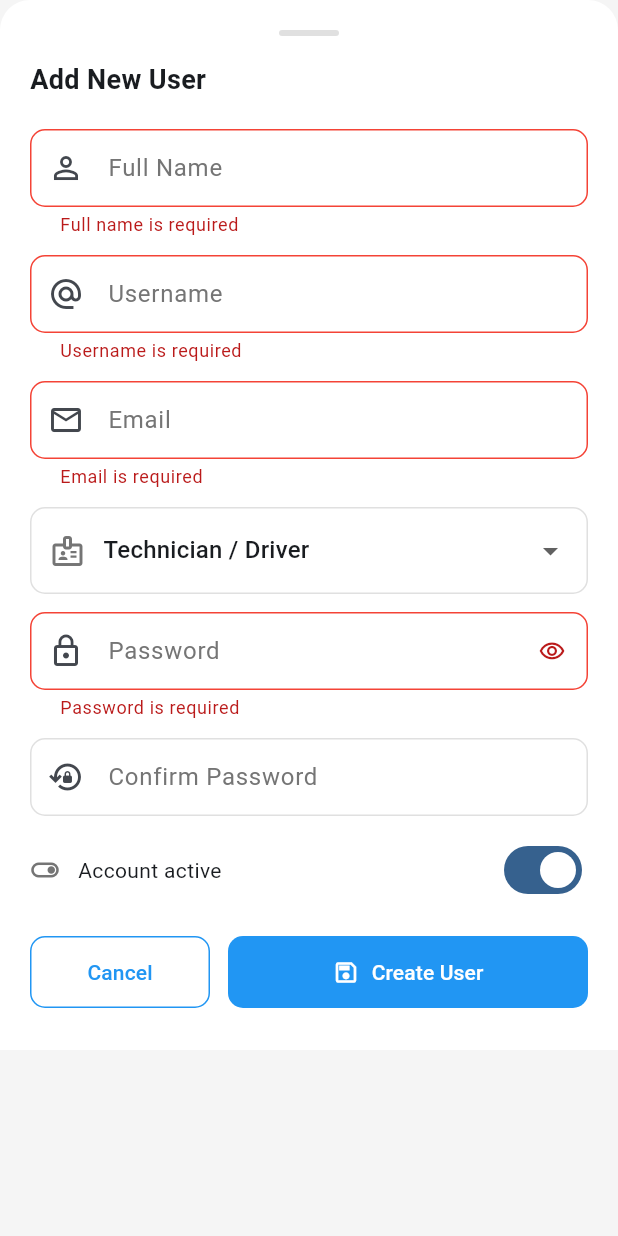
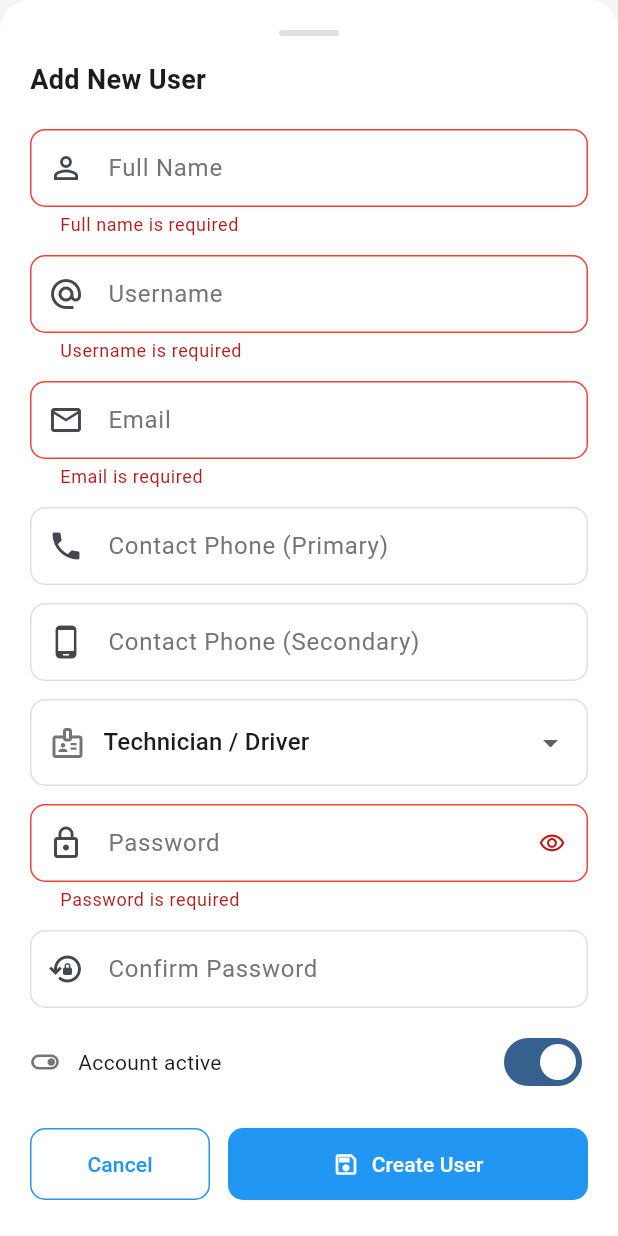
Before and after one commit to Olwethu-Dlamini/Fleet_System, a Flutter app: the _UserFormSheet widget shown alone on an empty page, opened directly with empty values, after a tap on "Create User", on a phone screen of 412 x 824 dp. Run offline on Flutter 3.47's test engine with Material 3 defaults, Android fonts, the light colour scheme and no system bars; our stand-ins replace shared_preferences; accounts and stored records are empty; network calls fail.

Commit message:
feat(02-02): add phone fields, tap-to-call, and permission gating to users screen
- Add url_launcher import for tel: URI handling
- Add primary and secondary phone TextFormFields with +268 hint
- Pre-fill phone fields in edit mode from user.contactPhone
- Pass phone values to createUser and updateUser
- Show phone numbers on user list card with tap-to-call InkWell
- Gate FAB (users:create), edit/password (users:update), deactivate (users:delete)
- Replace isAdmin screen guard with hasPermission('users:read')
- Add tel intent query in AndroidManifest.xml for Android 11+
- Add LSApplicationQueriesSchemes tel in iOS Info.plist

```diff
--- a/vehicle_scheduling_app/lib/screens/users/users_screen.dart
+++ b/vehicle_scheduling_app/lib/screens/users/users_screen.dart
@@ -13,6 +13,7 @@
 
 import 'package:flutter/material.dart';
 import 'package:provider/provider.dart';
+import 'package:url_launcher/url_launcher.dart';
 import 'package:vehicle_scheduling_app/config/theme.dart';
 import 'package:vehicle_scheduling_app/models/user.dart';
 import 'package:vehicle_scheduling_app/providers/auth_provider.dart';
@@ -252,8 +253,8 @@ class _UsersScreenState extends State<UsersScreen> {
   Widget build(BuildContext context) {
     final auth = context.watch<AuthProvider>();
 
-    // Non-admins shouldn't reach this screen, but safety net
-    if (!auth.isAdmin) {
+    // Users without read permission shouldn't reach this screen, but safety net
+    if (!auth.hasPermission('users:read')) {
       return Scaffold(
         appBar: AppBar(title: const Text('Users')),
         body: const Center(
@@ -263,7 +264,7 @@ class _UsersScreenState extends State<UsersScreen> {
               Icon(Icons.lock_outline, size: 60, color: AppTheme.textHint),
               SizedBox(height: 16),
               Text(
-                'Admin access required.',
+                'Access restricted.',
                 style: TextStyle(color: AppTheme.textSecondary),
               ),
             ],
@@ -359,17 +360,21 @@ class _UsersScreenState extends State<UsersScreen> {
                         onToggleActive: () => _toggleActive(filtered[i]),
                         onResetPassword: () => _resetPassword(filtered[i]),
                         isSelf: auth.user?.id == filtered[i].id,
+                        canUpdate: auth.hasPermission('users:update'),
+                        canDelete: auth.hasPermission('users:delete'),
                       ),
                     ),
                   ),
           ),
         ],
       ),
-      floatingActionButton: FloatingActionButton.extended(
+      floatingActionButton: auth.hasPermission('users:create')
+          ? FloatingActionButton.extended(
               onPressed: () => _openForm(),
               icon: const Icon(Icons.person_add_outlined),
               label: const Text('Add User'),
-      ),
+            )
+          : null,
     );
   }
 
@@ -453,6 +458,8 @@ class _UserCard extends StatelessWidget {
   final VoidCallback onToggleActive;
   final VoidCallback onResetPassword;
   final bool isSelf;
+  final bool canUpdate;
+  final bool canDelete;
 
   const _UserCard({
     required this.user,
@@ -463,6 +470,8 @@ class _UserCard extends StatelessWidget {
     required this.onToggleActive,
     required this.onResetPassword,
     required this.isSelf,
+    required this.canUpdate,
+    required this.canDelete,
   });
 
   @override
@@ -579,6 +588,60 @@ class _UserCard extends StatelessWidget {
                           color: AppTheme.textSecondary,
                         ),
                       ),
+                      if (user.contactPhone != null &&
+                          user.contactPhone!.isNotEmpty) ...[
+                        const SizedBox(height: 3),
+                        InkWell(
+                          onTap: () => launchUrl(
+                            Uri.parse('tel:${user.contactPhone}'),
+                          ),
+                          child: Row(
+                            mainAxisSize: MainAxisSize.min,
+                            children: [
+                              const Icon(
+                                Icons.phone,
+                                size: 14,
+                                color: Colors.blue,
+                              ),
+                              const SizedBox(width: 4),
+                              Text(
+                                user.contactPhone!,
+                                style: const TextStyle(
+                                  color: Colors.blue,
+                                  fontSize: 13,
+                                ),
+                              ),
+                            ],
+                          ),
+                        ),
+                      ],
+                      if (user.contactPhoneSecondary != null &&
+                          user.contactPhoneSecondary!.isNotEmpty) ...[
+                        const SizedBox(height: 2),
+                        InkWell(
+                          onTap: () => launchUrl(
+                            Uri.parse('tel:${user.contactPhoneSecondary}'),
+                          ),
+                          child: Row(
+                            mainAxisSize: MainAxisSize.min,
+                            children: [
+                              const Icon(
+                                Icons.phone_android,
+                                size: 14,
+                                color: Colors.blue,
+                              ),
+                              const SizedBox(width: 4),
+                              Text(
+                                user.contactPhoneSecondary!,
+                                style: const TextStyle(
+                                  color: Colors.blue,
+                                  fontSize: 13,
+                                ),
+                              ),
+                            ],
+                          ),
+                        ),
+                      ],
                       if (!isActive) ...[
                         const SizedBox(height: 4),
                         const Row(
@@ -612,7 +675,8 @@ class _UserCard extends StatelessWidget {
             Row(
               mainAxisAlignment: MainAxisAlignment.end,
               children: [
-                // Reset password
+                // Reset password (requires update permission)
+                if (canUpdate)
                   _actionBtn(
                     icon: Icons.lock_reset_outlined,
                     label: 'Password',
@@ -620,8 +684,8 @@ class _UserCard extends StatelessWidget {
                     onPressed: onResetPassword,
                   ),
 
-                // Activate / Deactivate (not self)
-                if (!isSelf)
+                // Activate / Deactivate (not self, requires delete permission)
+                if (!isSelf && canDelete)
                   _actionBtn(
                     icon: isActive
                         ? Icons.person_off_outlined
@@ -633,7 +697,8 @@ class _UserCard extends StatelessWidget {
                     onPressed: onToggleActive,
                   ),
 
-                // Edit
+                // Edit (requires update permission)
+                if (canUpdate)
                   _actionBtn(
                     icon: Icons.edit_outlined,
                     label: 'Edit',
@@ -686,6 +751,8 @@ class _UserFormSheetState extends State<_UserFormSheet> {
   final _emailCtrl = TextEditingController();
   final _passCtrl = TextEditingController();
   final _confirmCtrl = TextEditingController();
+  final _phoneCtrl = TextEditingController();
+  final _phoneSecondaryCtrl = TextEditingController();
 
   String _role = 'technician';
   bool _isActive = true;
@@ -707,6 +774,8 @@ class _UserFormSheetState extends State<_UserFormSheet> {
       _emailCtrl.text = u.email;
       _role = u.role;
       _isActive = u.isActive;
+      _phoneCtrl.text = u.contactPhone ?? '';
+      _phoneSecondaryCtrl.text = u.contactPhoneSecondary ?? '';
     }
   }
 
@@ -717,6 +786,8 @@ class _UserFormSheetState extends State<_UserFormSheet> {
     _emailCtrl.dispose();
     _passCtrl.dispose();
     _confirmCtrl.dispose();
+    _phoneCtrl.dispose();
+    _phoneSecondaryCtrl.dispose();
     super.dispose();
   }
 
@@ -730,13 +801,26 @@ class _UserFormSheetState extends State<_UserFormSheet> {
     try {
       if (_isEditing) {
         // Update profile fields
-        await widget.service.updateUser(widget.user!.id, {
+        final updates = <String, dynamic>{
           'username': _usernameCtrl.text.trim(),
           'full_name': _nameCtrl.text.trim(),
           'email': _emailCtrl.text.trim().toLowerCase(),
           'role': _role,
           'is_active': _isActive ? 1 : 0,
-        });
+        };
+        // Include phone fields if they changed
+        if (_phoneCtrl.text != (widget.user!.contactPhone ?? '')) {
+          updates['contact_phone'] =
+              _phoneCtrl.text.isEmpty ? null : _phoneCtrl.text;
+        }
+        if (_phoneSecondaryCtrl.text !=
+            (widget.user!.contactPhoneSecondary ?? '')) {
+          updates['contact_phone_secondary'] =
+              _phoneSecondaryCtrl.text.isEmpty
+                  ? null
+                  : _phoneSecondaryCtrl.text;
+        }
+        await widget.service.updateUser(widget.user!.id, updates);
         // Also update password if the admin entered a new one
         if (_changePassword && _passCtrl.text.isNotEmpty) {
           await widget.service.resetPassword(widget.user!.id, _passCtrl.text);
@@ -749,6 +833,10 @@ class _UserFormSheetState extends State<_UserFormSheet> {
           password: _passCtrl.text,
           role: _role,
           isActive: _isActive,
+          contactPhone: _phoneCtrl.text.isNotEmpty ? _phoneCtrl.text : null,
+          contactPhoneSecondary: _phoneSecondaryCtrl.text.isNotEmpty
+              ? _phoneSecondaryCtrl.text
+              : null,
         );
       }
       if (mounted) Navigator.pop(context, true);
@@ -834,6 +922,40 @@ class _UserFormSheetState extends State<_UserFormSheet> {
                 validator: (v) {
                   if (v == null || v.trim().isEmpty) return 'Email is required';
                   if (!v.contains('@')) return 'Enter a valid email';
+                  return null;
+                },
+              ),
+              const SizedBox(height: 12),
+
+              // Contact Phone (Primary)
+              _field(
+                ctrl: _phoneCtrl,
+                label: 'Contact Phone (Primary)',
+                icon: Icons.phone,
+                inputType: TextInputType.phone,
+                hint: '+268 7X XXX XXXX',
+                validator: (v) {
+                  if (v != null && v.isNotEmpty) {
+                    final regex = RegExp(r'^\+?[\d\s\-\(\)]{7,20}$');
+                    if (!regex.hasMatch(v)) return 'Invalid phone number';
+                  }
+                  return null;
+                },
+              ),
+              const SizedBox(height: 12),
+
+              // Contact Phone (Secondary)
+              _field(
+                ctrl: _phoneSecondaryCtrl,
+                label: 'Contact Phone (Secondary)',
+                icon: Icons.phone_android,
+                inputType: TextInputType.phone,
+                hint: '+268 7X XXX XXXX',
+                validator: (v) {
+                  if (v != null && v.isNotEmpty) {
+                    final regex = RegExp(r'^\+?[\d\s\-\(\)]{7,20}$');
+                    if (!regex.hasMatch(v)) return 'Invalid phone number';
+                  }
                   return null;
                 },
               ),
@@ -1129,6 +1251,7 @@ class _UserFormSheetState extends State<_UserFormSheet> {
     TextInputType inputType = TextInputType.text,
     bool obscure = false,
     Widget? suffix,
+    String? hint,
     String? Function(String?)? validator,
   }) {
     return TextFormField(
@@ -1138,6 +1261,7 @@ class _UserFormSheetState extends State<_UserFormSheet> {
       validator: validator,
       decoration: InputDecoration(
         labelText: label,
+        hintText: hint,
         prefixIcon: Icon(icon),
         suffixIcon: suffix,
         filled: true,
```
Also changed, not shown: 2 other files. Lines whose indentation alone changed are shown as unchanged.
